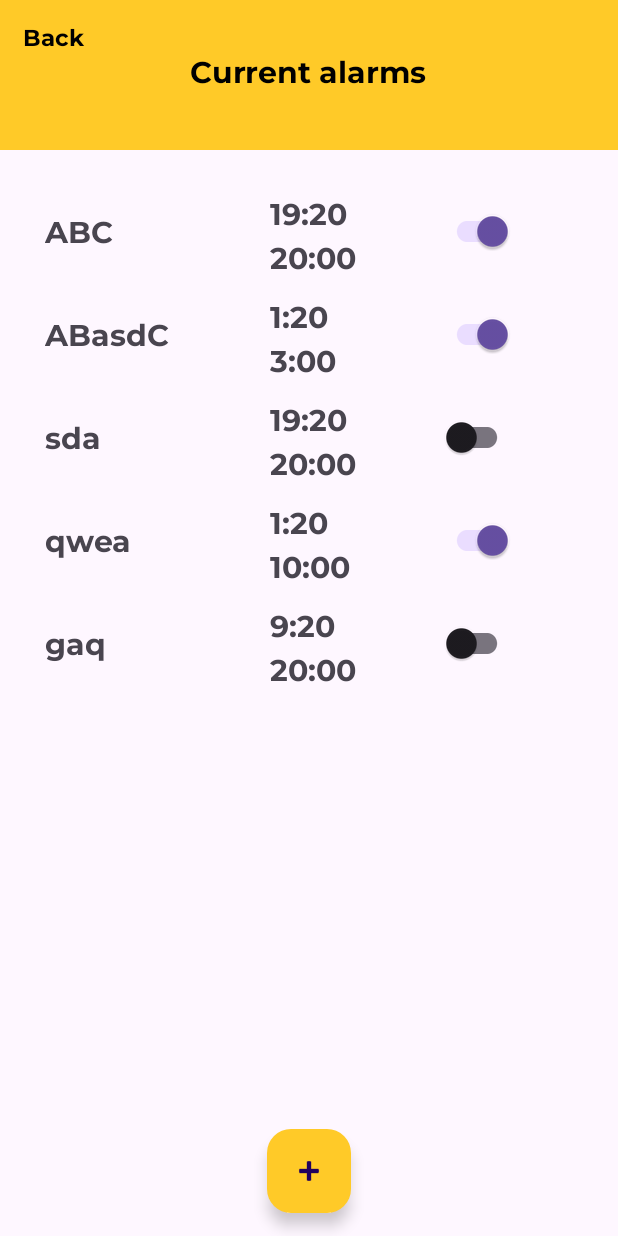
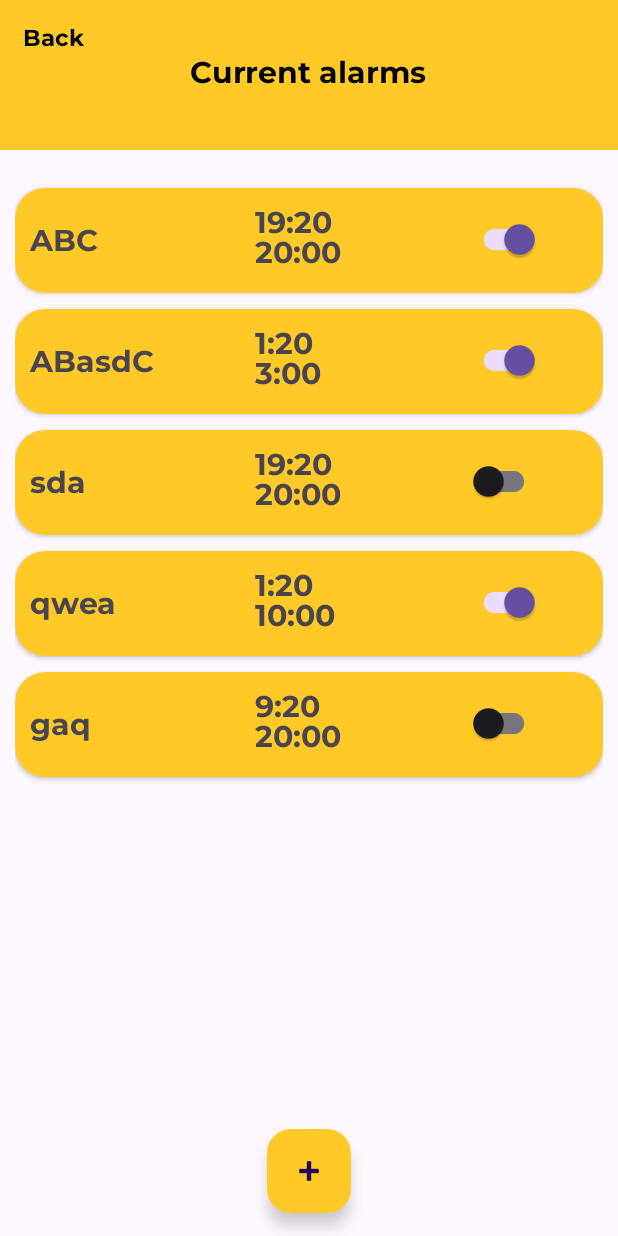
Before and after one commit to YuraLapin/Mobile, an Android app: the AlarmActivity screen opened directly, with no data from a screen before it, on a phone screen of 412 x 824 dp. Run offline under Robolectric (Android 15) with nearby library versions, the phone set to English and light mode, and no system bars.

Commit message:
Поправлен дизайн элементов

```diff
--- a/MobileApp/app/src/main/res/layout/activity_alarm.xml
+++ b/MobileApp/app/src/main/res/layout/activity_alarm.xml
@@ -58,7 +58,7 @@
         android:layout_height="match_parent"
         android:layout_below="@id/upper_bg"
         android:layout_above="@id/addButton"
-        android:layout_marginHorizontal="20dp"
+        android:layout_marginHorizontal="10dp"
         android:layout_marginVertical="20dp"/>
 
 </RelativeLayout>
--- a/MobileApp/app/src/main/res/layout/list_item.xml
+++ b/MobileApp/app/src/main/res/layout/list_item.xml
@@ -4,6 +4,15 @@
     android:layout_width="match_parent"
     android:layout_height="wrap_content"
     xmlns:app="http://schemas.android.com/apk/res-auto">
+
+
+
+    <androidx.cardview.widget.CardView
+        android:layout_width="match_parent"
+        android:layout_height="70dp"
+        app:cardBackgroundColor="@color/yellow"
+        app:cardCornerRadius="20dp"
+        android:layout_marginVertical="5dp">
 
         <TextView
             android:id="@+id/name"
@@ -35,27 +44,20 @@
             android:fontFamily="@font/montserrat_bold"
             android:layout_marginLeft="160dp"
             android:text="21:00"
-        android:layout_below="@+id/start"
+            android:layout_marginTop="30dp"
             android:textSize="20sp" />
 
         <androidx.appcompat.widget.SwitchCompat
             android:id="@+id/enabled"
-            android:layout_width="wrap_content"
+            android:layout_width="60dp"
             android:layout_height="wrap_content"
             android:layout_marginTop="10dp"
-            android:layout_alignParentEnd="true"
-            android:layout_marginEnd="50dp"
+            android:layout_marginStart="290dp"
             android:text=""
 
+
             />
-
-<!--    <androidx.cardview.widget.CardView-->
-<!--        android:layout_width="match_parent"-->
-<!--        android:layout_height="80dp"-->
-<!--        app:cardBackgroundColor="@color/yellow"-->
-<!--        app:cardCornerRadius="20dp">-->
-<!--        -->
-<!--    </androidx.cardview.widget.CardView>-->
+    </androidx.cardview.widget.CardView>
 
 
 
```
Lines whose indentation alone changed are shown as unchanged.
